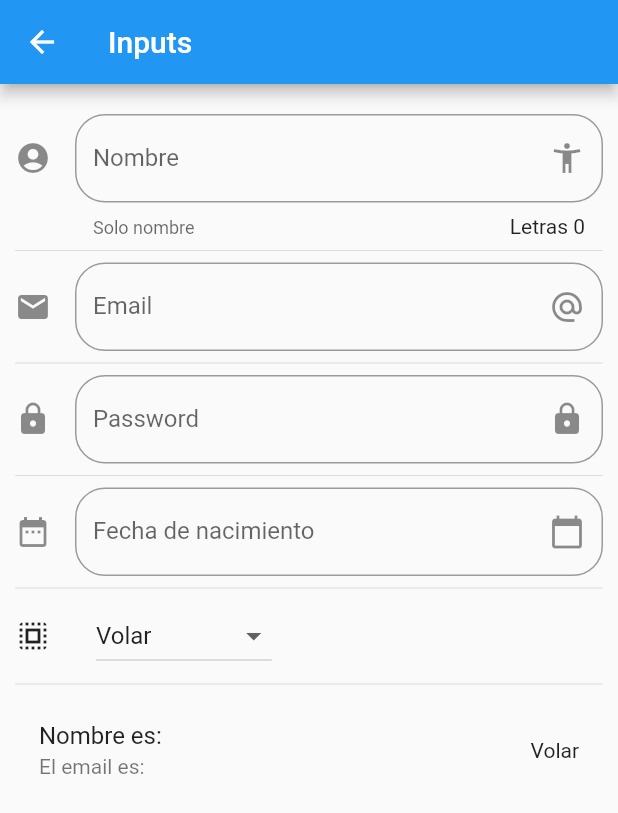
After one commit to danxvv/CursoFlutter, a Flutter app: the screen it shows after launch, after a tap on "Inputs", on a phone screen of 412 x 824 dp. The commit adds this screen. Shown: the top 813 px of the screen. Run offline on Flutter 3.47's test engine with Material 2 defaults, Android fonts, the phone set to English and light mode, and no system bars; network calls fail.

Commit message:
cambios 3

```diff
--- a/componentes/lib/main.dart
+++ b/componentes/lib/main.dart
@@ -2,7 +2,7 @@ import 'package:componentes/src/pages/card_page.dart';
 import 'package:flutter/material.dart';
 import 'package:componentes/src/pages/alert_page.dart';
 import 'package:componentes/src/routes/routes.dart';
-
+import 'package:flutter_localizations/flutter_localizations.dart';
 
 void main() => runApp(MyApp());
 
@@ -10,16 +10,23 @@ class MyApp extends StatelessWidget {
   @override
   Widget build(BuildContext context) {
     return MaterialApp(
+      localizationsDelegates: [
+        // ... app-specific localization delegate[s] here
+        GlobalMaterialLocalizations.delegate,
+        GlobalWidgetsLocalizations.delegate,
+      ],
+      supportedLocales: [
+        const Locale('en'), // English
+        const Locale('es','MX'), // Hebrew
+        const Locale.fromSubtags(
+            languageCode: 'zh'), // Chinese *See Advanced Locales below*
+        // ... other locales the app supports
+      ],
       title: 'Componentes App',
       debugShowCheckedModeBanner: false,
       //home: HomePage()
       initialRoute: '/',
       routes: getApplicationRoutes(),
-      onGenerateRoute: (settings){
-        return MaterialPageRoute(
-          builder: (BuildContext context) => CardPage()
-        );
-      },
     );
   }
 }
--- /dev/null
+++ b/componentes/lib/src/pages/input_page.dart
@@ -0,0 +1,162 @@
+import 'package:flutter/material.dart';
+
+class InputPage extends StatefulWidget {
+  @override
+  _InputPageState createState() => _InputPageState();
+}
+
+class _InputPageState extends State<InputPage> {
+  String _nombre = '';
+  String _email = '';
+  String _pass = '';
+  String _fecha = '';
+  String _opcionSeleccionada = 'Volar';
+  List<String> _poderes = ['Volar', 'Rayos X', 'Super Fuerza'];
+  TextEditingController _inputFieldDate = new TextEditingController();
+  @override
+  Widget build(BuildContext context) {
+    return Scaffold(
+      appBar: AppBar(
+        title: Text('Inputs'),
+      ),
+      body: ListView(
+        padding: EdgeInsets.symmetric(horizontal: 10.0, vertical: 20.0),
+        children: <Widget>[
+          _crearInput(),
+          Divider(),
+          _crearEmail(),
+          Divider(),
+          _crearPass(),
+          Divider(),
+          _crearFecha(context),
+          Divider(),
+          _crearDropdown(),
+          Divider(),
+          _crearPersona()
+        ],
+      ),
+    );
+  }
+
+  Widget _crearInput() {
+    return TextField(
+      //  autofocus: true,
+      textCapitalization: TextCapitalization.sentences,
+      decoration: InputDecoration(
+          border: OutlineInputBorder(borderRadius: BorderRadius.circular(20.0)),
+          counter: Text('Letras ${_nombre.length}'),
+          hintText: 'Nombre de la Persona',
+          labelText: 'Nombre',
+          helperText: 'Solo nombre',
+          suffixIcon: Icon(Icons.accessibility_new),
+          icon: Icon(Icons.account_circle)),
+      onChanged: (valor) {
+        _nombre = valor;
+        setState(() {});
+      },
+    );
+  }
+
+  Widget _crearEmail() {
+    return TextField(
+      keyboardType: TextInputType.emailAddress,
+      decoration: InputDecoration(
+          border: OutlineInputBorder(borderRadius: BorderRadius.circular(20.0)),
+          hintText: 'Email de la Persona',
+          labelText: 'Email',
+          suffixIcon: Icon(Icons.alternate_email),
+          icon: Icon(Icons.email)),
+      onChanged: (valor) {
+        _email = valor;
+        setState(() {});
+      },
+    );
+  }
+
+  Widget _crearPass() {
+    return TextField(
+      obscureText: true,
+      decoration: InputDecoration(
+          border: OutlineInputBorder(borderRadius: BorderRadius.circular(20.0)),
+          hintText: 'Password',
+          labelText: 'Password',
+          suffixIcon: Icon(Icons.lock),
+          icon: Icon(Icons.lock)),
+      onChanged: (valor) {
+        _pass = valor;
+        setState(() {});
+      },
+    );
+  }
+
+  Widget _crearFecha(BuildContext context) {
+    return TextField(
+      enableInteractiveSelection: true,
+      controller: _inputFieldDate,
+      decoration: InputDecoration(
+          border: OutlineInputBorder(borderRadius: BorderRadius.circular(20.0)),
+          hintText: 'Fecha de nacimiento',
+          labelText: 'Fecha de nacimiento',
+          suffixIcon: Icon(Icons.calendar_today),
+          icon: Icon(Icons.date_range)),
+      onTap: () {
+        FocusScope.of(context).requestFocus(new FocusNode());
+        _selectDate(context);
+      },
+    );
+  }
+
+  void _selectDate(BuildContext context) async {
+    DateTime picked = await showDatePicker(
+        context: context,
+        initialDate: new DateTime.now(),
+        firstDate: new DateTime(2019),
+        lastDate: new DateTime(2025));
+
+    if (picked != null) {
+      setState(() {
+        _fecha = picked.toString();
+        _inputFieldDate.text = _fecha;
+      });
+    }
+  }
+
+  List<DropdownMenuItem<String>> getOpciones() {
+    List<DropdownMenuItem<String>> lista = new List();
+    _poderes.forEach((poder) {
+      lista.add(DropdownMenuItem(
+        child: Text(poder),
+        value: poder,
+      ));
+    });
+    return lista;
+  }
+
+  Widget _crearDropdown() {
+    return Row(
+      children: <Widget>[
+        Icon(Icons.select_all),
+        SizedBox(
+          width: 30.0,
+        ),
+        DropdownButton(
+          value: _opcionSeleccionada,
+          items: getOpciones(),
+          onChanged: (opt) {
+            setState(() {
+              _opcionSeleccionada = opt;
+            });
+          },
+        ),
+      ],
+    );
+  }
+
+  Widget _crearPersona() {
+    return ListTile(
+      title: Text('Nombre es: $_nombre'),
+      subtitle: Text("El email es: $_email"),
+      trailing: Text(_opcionSeleccionada),
+    );
+  }
+}
--- a/componentes/lib/src/routes/routes.dart
+++ b/componentes/lib/src/routes/routes.dart
@@ -1,14 +1,18 @@
+import 'package:componentes/src/pages/input_page.dart';
 import 'package:flutter/material.dart';
+import 'package:componentes/src/pages/animated_container.dart';
 import 'package:componentes/src/pages/alert_page.dart';
 import 'package:componentes/src/pages/avatar_page.dart';
 import 'package:componentes/src/pages/home_paga.dart';
+import 'package:componentes/src/pages/card_page.dart';
 
-Map<String,WidgetBuilder> getApplicationRoutes(){
-
-return <String, WidgetBuilder>{
-        '/'       : (BuildContext context) => HomePage(),
-        'alert'   : (BuildContext context) => AlertPage(),
-        'avatar'  : (BuildContext context) => AvatarPage(),
-      };
-
+Map<String, WidgetBuilder> getApplicationRoutes() {
+  return <String, WidgetBuilder>{
+    '/': (BuildContext context) => HomePage(),
+    'alert': (BuildContext context) => AlertPage(),
+    'avatar': (BuildContext context) => AvatarPage(),
+    'card': (BuildContext context) => CardPage(),
+    'animatedContainer': (BuildContext context) => AnimatedContainerPage(),
+    'input': (BuildContext context) => InputPage(),
+  };
 }
--- a/componentes/lib/src/utils/icono_string_util.dart
+++ b/componentes/lib/src/utils/icono_string_util.dart
@@ -5,6 +5,8 @@ final _icons = <String, IconData>{
   'add_alert'       : Icons.add_alert,
   'accessibility'   : Icons.accessibility,
   'folder_open'     : Icons.folder_open,
+  'donut_large'     : Icons.donut_large,
+  'input'           : Icons.input
 
 };
 
--- a/componentes/pubspec.yaml
+++ b/componentes/pubspec.yaml
@@ -18,6 +18,9 @@ environment:
 
 dependencies:
   flutter:
+    sdk: flutter
+
+  flutter_localizations:
     sdk: flutter
 
   # The following adds the Cupertino Icons font to your application.
```
Also changed, not shown: componentes/data/menu_opts.json (+10 -0 lines), componentes/lib/src/pages/animated_container.dart (added, +45 -0 lines), componentes/pubspec.lock.
